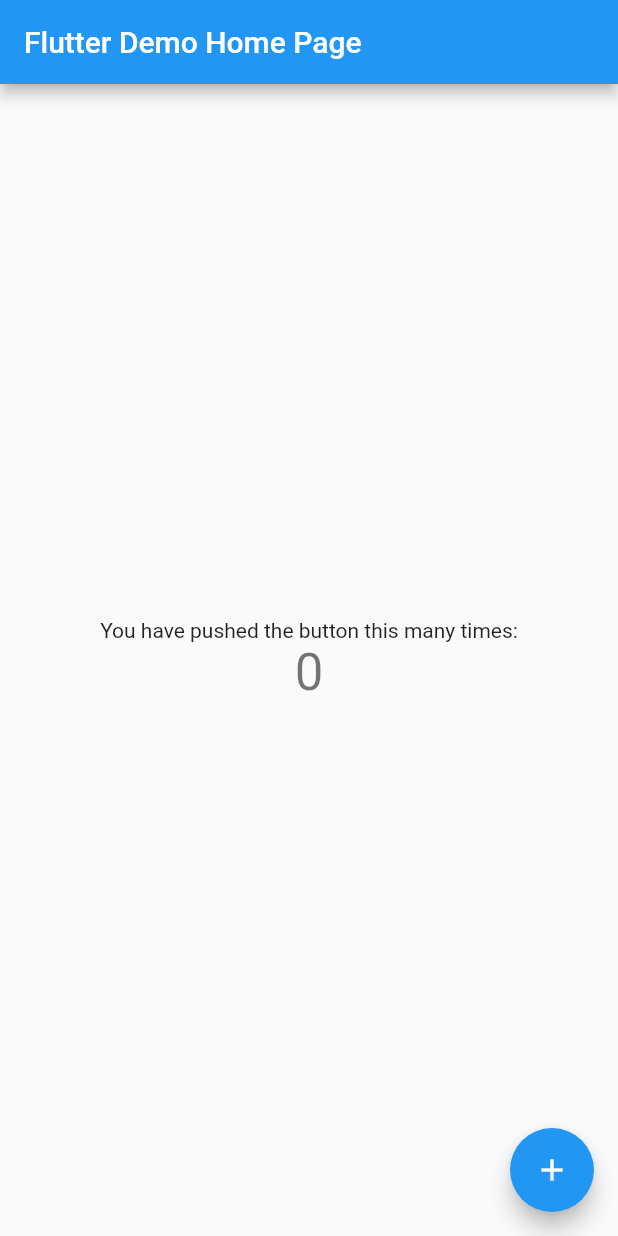
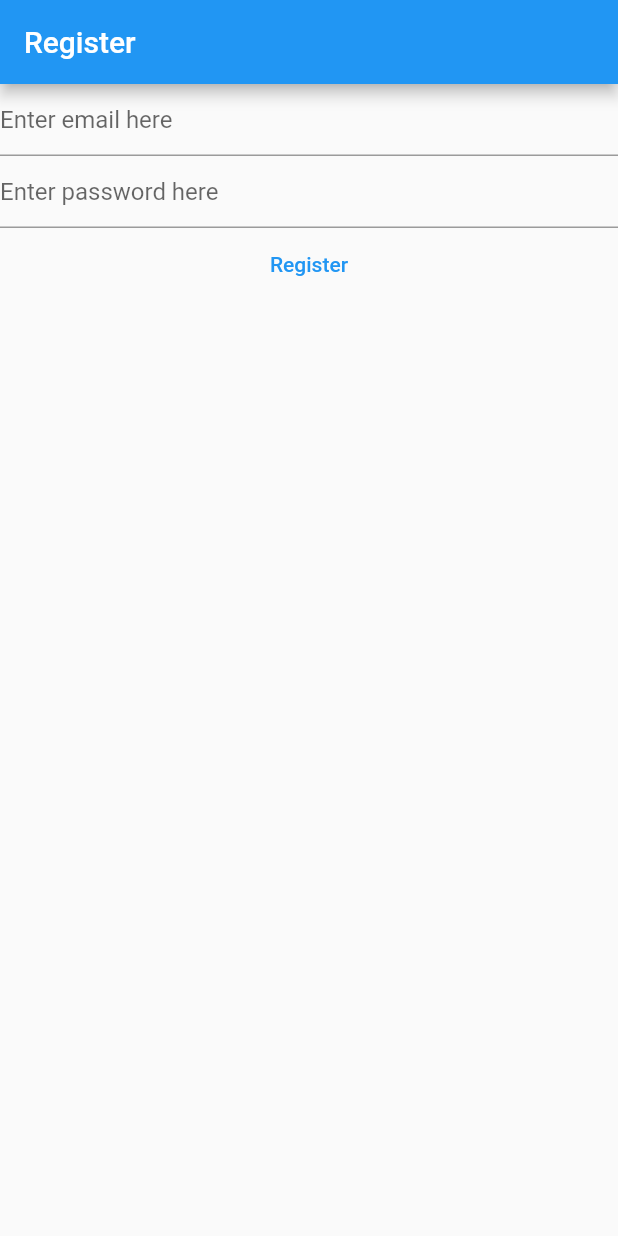
Before and after one commit to SanjulaD/notes-app, a Flutter app: the screen it shows after launch, on a phone screen of 412 x 824 dp. Run offline on Flutter 3.47's test engine with Material 2 defaults, Android fonts, the phone set to English and light mode, and no system bars; our stand-ins replace firebase_auth, firebase_core; accounts and stored records are empty.

Commit message:
feat: register screen with firebase auth

```diff
--- a/lib/main.dart
+++ b/lib/main.dart
@@ -1,6 +1,10 @@
+import 'package:firebase_core/firebase_core.dart';
 import 'package:flutter/material.dart';
+import 'package:firebase_auth/firebase_auth.dart';
+import 'package:mynotes/firebase_options.dart';
 
 void main() {
+  WidgetsFlutterBinding.ensureInitialized();
   runApp(const MyApp());
 }
 
@@ -13,103 +17,86 @@ class MyApp extends StatelessWidget {
     return MaterialApp(
       title: 'Flutter Demo',
       theme: ThemeData(
-        // This is the theme of your application.
-        //
-        // Try running your application with "flutter run". You'll see the
-        // application has a blue toolbar. Then, without quitting the app, try
-        // changing the primarySwatch below to Colors.green and then invoke
-        // "hot reload" (press "r" in the console where you ran "flutter run",
-        // or simply save your changes to "hot reload" in a Flutter IDE).
-        // Notice that the counter didn't reset back to zero; the application
-        // is not restarted.
         primarySwatch: Colors.blue,
       ),
-      home: const MyHomePage(title: 'Flutter Demo Home Page'),
+      home: const HomePage(),
     );
   }
 }
 
-class MyHomePage extends StatefulWidget {
-  const MyHomePage({super.key, required this.title});
-
-  // This widget is the home page of your application. It is stateful, meaning
-  // that it has a State object (defined below) that contains fields that affect
-  // how it looks.
-
-  // This class is the configuration for the state. It holds the values (in this
-  // case the title) provided by the parent (in this case the App widget) and
-  // used by the build method of the State. Fields in a Widget subclass are
-  // always marked "final".
-
-  final String title;
+class HomePage extends StatefulWidget {
+  const HomePage({super.key});
 
   @override
-  State<MyHomePage> createState() => _MyHomePageState();
+  State<HomePage> createState() => _HomePageState();
 }
 
-class _MyHomePageState extends State<MyHomePage> {
-  int _counter = 0;
+class _HomePageState extends State<HomePage> {
+  late final TextEditingController _email;
+  late final TextEditingController _password;
 
-  void _incrementCounter() {
-    setState(() {
-      // This call to setState tells the Flutter framework that something has
-      // changed in this State, which causes it to rerun the build method below
-      // so that the display can reflect the updated values. If we changed
-      // _counter without calling setState(), then the build method would not be
-      // called again, and so nothing would appear to happen.
-      _counter++;
-    });
+  @override
+  void initState() {
+    _email = TextEditingController();
+    _password = TextEditingController();
+    super.initState();
+  }
+
+  @override
+  void dispose() {
+    _email.dispose();
+    _password.dispose();
+    super.dispose();
   }
 
   @override
   Widget build(BuildContext context) {
-    // This method is rerun every time setState is called, for instance as done
-    // by the _incrementCounter method above.
-    //
-    // The Flutter framework has been optimized to make rerunning build methods
-    // fast, so that you can just rebuild anything that needs updating rather
-    // than having to individually change instances of widgets.
     return Scaffold(
-      appBar: AppBar(
-        // Here we take the value from the MyHomePage object that was created by
-        // the App.build method, and use it to set our appbar title.
-        title: Text(widget.title),
-      ),
-      body: Center(
-        // Center is a layout widget. It takes a single child and positions it
-        // in the middle of the parent.
-        child: Column(
-          // Column is also a layout widget. It takes a list of children and
-          // arranges them vertically. By default, it sizes itself to fit its
-          // children horizontally, and tries to be as tall as its parent.
-          //
-          // Invoke "debug painting" (press "p" in the console, choose the
-          // "Toggle Debug Paint" action from the Flutter Inspector in Android
-          // Studio, or the "Toggle Debug Paint" command in Visual Studio Code)
-          // to see the wireframe for each widget.
-          //
-          // Column has various properties to control how it sizes itself and
-          // how it positions its children. Here we use mainAxisAlignment to
-          // center the children vertically; the main axis here is the vertical
-          // axis because Columns are vertical (the cross axis would be
-          // horizontal).
-          mainAxisAlignment: MainAxisAlignment.center,
-          children: <Widget>[
-            const Text(
-              'You have pushed the button this many times:',
-            ),
-            Text(
-              '$_counter',
-              style: Theme.of(context).textTheme.headline4,
-            ),
-          ],
+        appBar: AppBar(
+          title: const Text('Register'),
         ),
-      ),
-      floatingActionButton: FloatingActionButton(
-        onPressed: _incrementCounter,
-        tooltip: 'Increment',
-        child: const Icon(Icons.add),
-      ), // This trailing comma makes auto-formatting nicer for build methods.
-    );
+        body: FutureBuilder(
+          future: Firebase.initializeApp(
+            options: DefaultFirebaseOptions.currentPlatform,
+          ),
+          builder: (context, snapshot) {
+            switch (snapshot.connectionState) {
+              case ConnectionState.done:
+                return Column(
+                  children: [
+                    TextField(
+                      enableSuggestions: false,
+                      autocorrect: false,
+                      keyboardType: TextInputType.emailAddress,
+                      controller: _email,
+                      decoration:
+                          const InputDecoration(hintText: 'Enter email here'),
+                    ),
+                    TextField(
+                      obscureText: true,
+                      enableSuggestions: false,
+                      autocorrect: false,
+                      controller: _password,
+                      decoration: const InputDecoration(
+                          hintText: 'Enter password here'),
+                    ),
+                    TextButton(
+                        onPressed: () async {
+                          final email = _email.text;
+                          final password = _password.text;
+
+                          final userCredentials = FirebaseAuth.instance
+                              .createUserWithEmailAndPassword(
+                                  email: email, password: password);
+                          print(userCredentials);
+                        },
+                        child: const Text('Register'))
+                  ],
+                );
+              default:
+                return const Text('Loading');
+            }
+          },
+        ));
   }
 }
```
